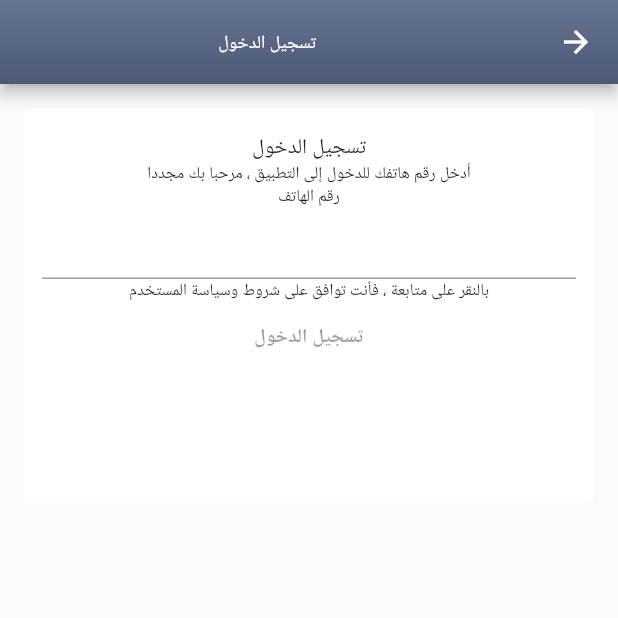
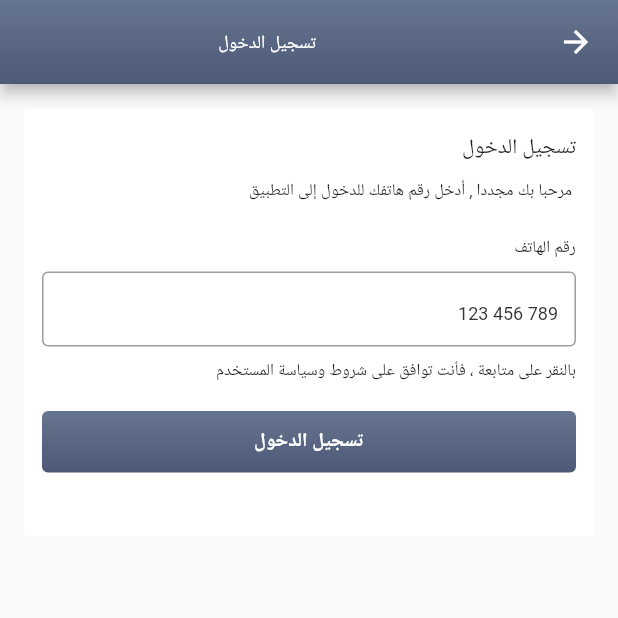
Before and after one commit to Obada2020/for_sale, a Flutter app: the Signin screen opened directly, on a phone screen of 412 x 824 dp, the top half of it. Run offline on Flutter 3.47's test engine with Material 2 defaults, Android fonts, the phone set to English and light mode, and no system bars; our stand-ins replace carousel_slider; Roboto replaces fonts that are missing (FairuzBlack, FairuzBold).

Commit message:
From Anas

```diff
--- a/lib/Sign-in/view.dart
+++ b/lib/Sign-in/view.dart
@@ -5,6 +5,7 @@ class Signin extends StatelessWidget {
   @override
   Widget build(BuildContext context) {
     Size size = MediaQuery.of(context).size;
+    TextEditingController Num = TextEditingController();
     return Scaffold(
       appBar: AppBar(
         flexibleSpace: Container(
@@ -20,35 +21,72 @@ class Signin extends StatelessWidget {
       body: Container(
         margin: EdgeInsets.fromLTRB(16, 16, 16, 0),
         width: size.width,
-        height: size.height * 0.32,
+        height: size.height * 0.3467966574,
         decoration: BoxDecoration(
             color: Colors.white, borderRadius: BorderRadius.circular(4)),
         child: Padding(
           padding: const EdgeInsets.fromLTRB(12, 17, 12, 15),
-          child: Column(children: [
-            Text(
+          child:
+              Column(crossAxisAlignment: CrossAxisAlignment.start, children: [
+            Padding(
+              child: Text(
                 'تسجيل الدخول',
                 style: klabelStyleBlack14,
               ),
-            Text(
-              'أدخل رقم هاتفك للدخول إلى التطبيق ، مرحبا بك مجددا',
+              padding: EdgeInsets.only(bottom: 11),
+            ),
+            Padding(
+              child: Text(
+                ' مرحبا بك مجددا , أدخل رقم هاتفك للدخول إلى التطبيق',
                 style: klabelStyleBold11,
               ),
-            Text(
+              padding: EdgeInsets.only(bottom: 23),
+            ),
+            Padding(
+              child: Text(
                 'رقم الهاتف',
                 style: klabelStyleBold11,
               ),
-            TextField(),
-            Text(
+              padding: EdgeInsets.only(bottom: 9),
+            ),
+            Padding(
+              child: Container(
+                height: 50,
+                child: TextFormField(
+                  keyboardType: TextInputType.number,
+                  decoration: InputDecoration(
+                    border: new OutlineInputBorder(
+                        borderSide: new BorderSide(color: Color(0xFF231F1F)),
+                        borderRadius: BorderRadius.circular(4)),
+                    hintText: "789 456 123",
+                    hintStyle:
+                        TextStyle(fontSize: 12, color: Color(0xFF333333)),
+                  ),
+                ),
+              ),
+              padding: EdgeInsets.only(bottom: 8),
+            ),
+            Padding(
+              child: Text(
                 'بالنقر على متابعة ، فأنت توافق على شروط وسياسة المستخدم',
                 style: klabelStyleBold11,
               ),
-            TextButton(
-                onPressed: null,
+              padding: EdgeInsets.only(bottom: 20),
+            ),
+            Container(
+              width: MediaQuery.of(context).size.width,
+              decoration: BoxDecoration(
+                gradient: kGColor,
+                borderRadius: BorderRadius.circular(4),
+              ),
+              height: 41,
+              child: TextButton(
+                  onPressed: () {},
                   child: Text(
                     'تسجيل الدخول',
                     style: kBottonSubmitStyleBold13,
                   )),
+            ),
           ]),
         ),
       ),
--- a/lib/constant/constant.dart
+++ b/lib/constant/constant.dart
@@ -29,7 +29,8 @@ final klabelStyleBlack14 =
 
 final kBottonSubmitStyleBold13 = TextStyle(
     fontFamily: 'FairuzBold',
-    fontSize: 13); // sign in , Verify account , Add Ad
+    fontSize: 13,
+    color: Colors.white); // sign in , Verify account , Add Ad
 
 final kBottonStyleBold11 =
     TextStyle(fontFamily: 'FairuzBold', fontSize: 11); // Add Ad
```
Also changed, not shown: lib/Pages/privacy_and_terms.dart (+53 -0 lines), lib/Pages/setting.dart (+40 -0 lines), lib/Verify-account/view.dart (+99 -0 lines). Lines whose indentation alone changed are shown as unchanged.
